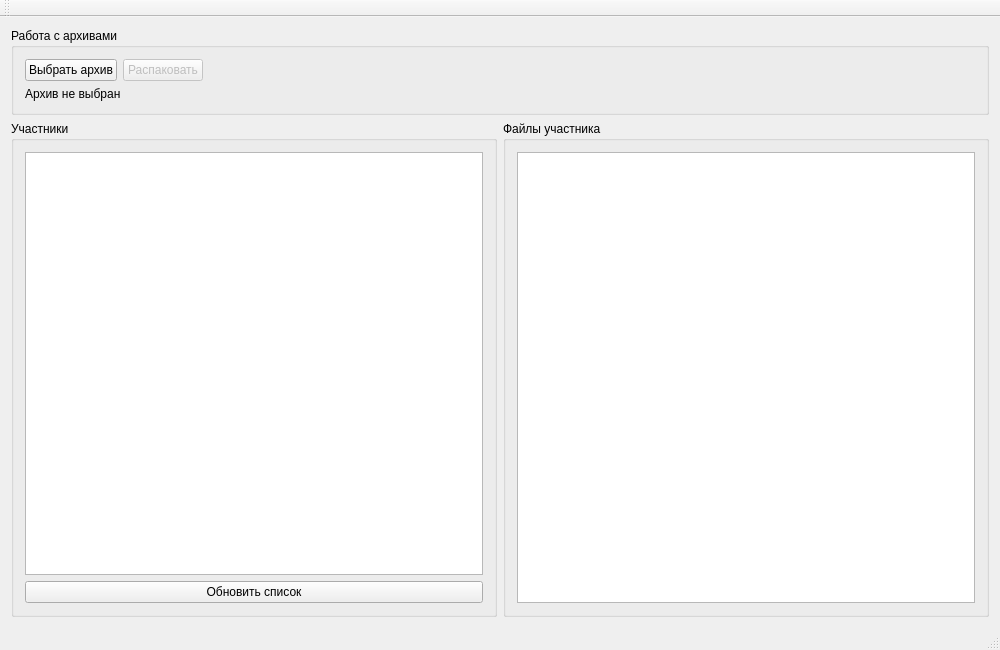
Old version of the form mainwindow.ui in the repository porodasu/ReviewerAssistant.
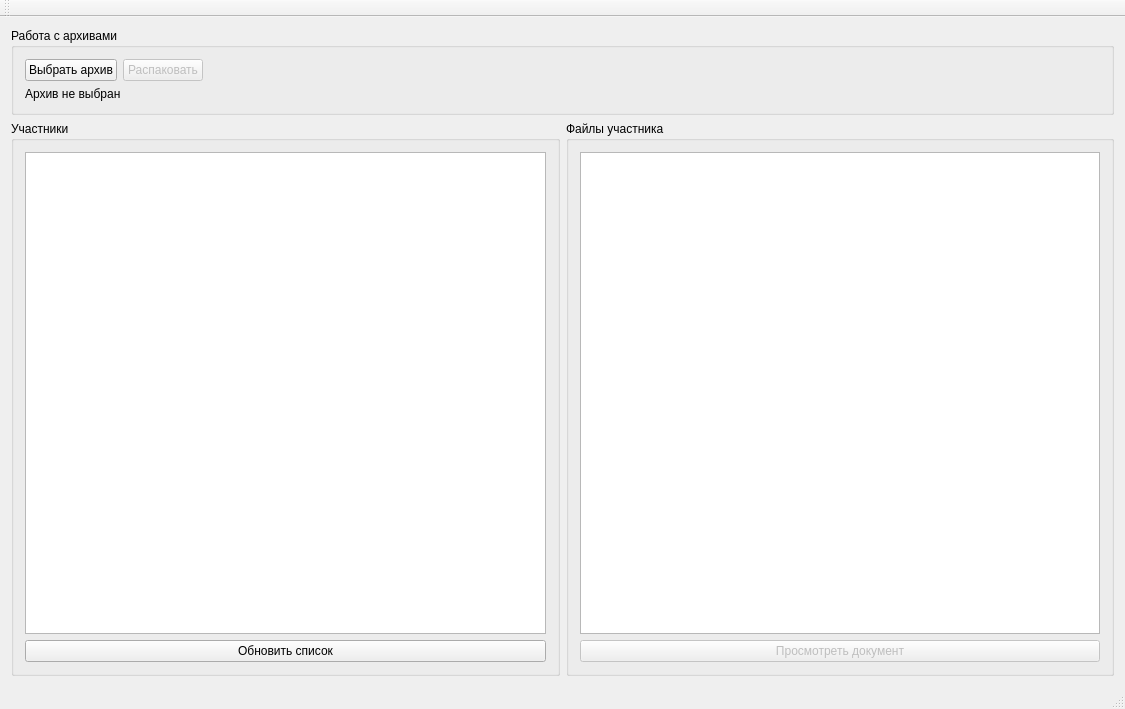
New version of the form.

Commit message: Добавлен просмотр текстовых документов

```diff
--- a/mainwindow.ui
+++ b/mainwindow.ui
@@ -6,8 +6,8 @@
    <rect>
     <x>0</x>
     <y>0</y>
-    <width>1000</width>
-    <height>650</height>
+    <width>1125</width>
+    <height>709</height>
    </rect>
   </property>
   <property name="windowTitle">
@@ -113,6 +113,16 @@
            </column>
           </widget>
          </item>
+         <item>
+          <widget class="QPushButton" name="btnPreviewDocument">
+           <property name="enabled">
+            <bool>false</bool>
+           </property>
+           <property name="text">
+            <string>Просмотреть документ</string>
+           </property>
+          </widget>
+         </item>
         </layout>
        </widget>
       </item>
```
Left out of the diff: 2 changed lines with no effect on the pictures. The commit also changes 1 other file.
